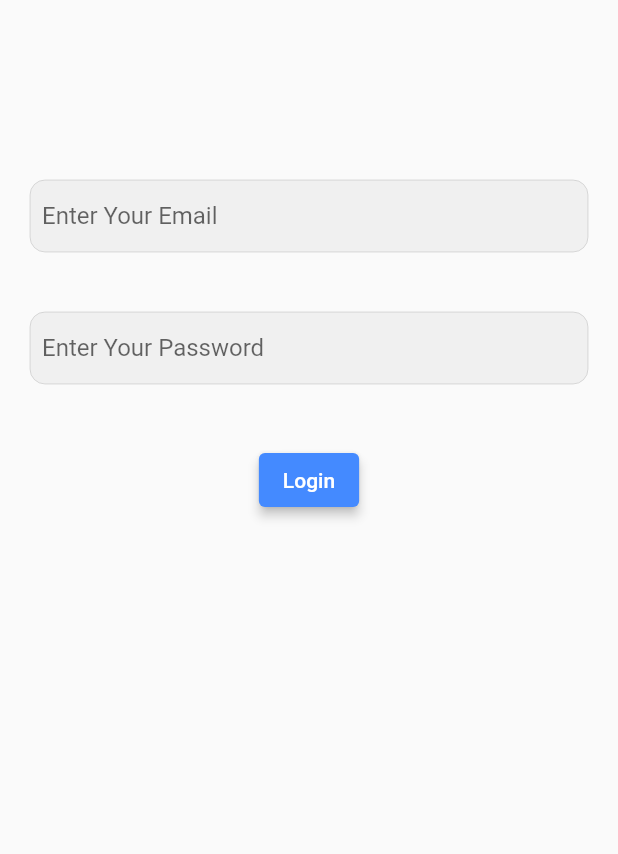
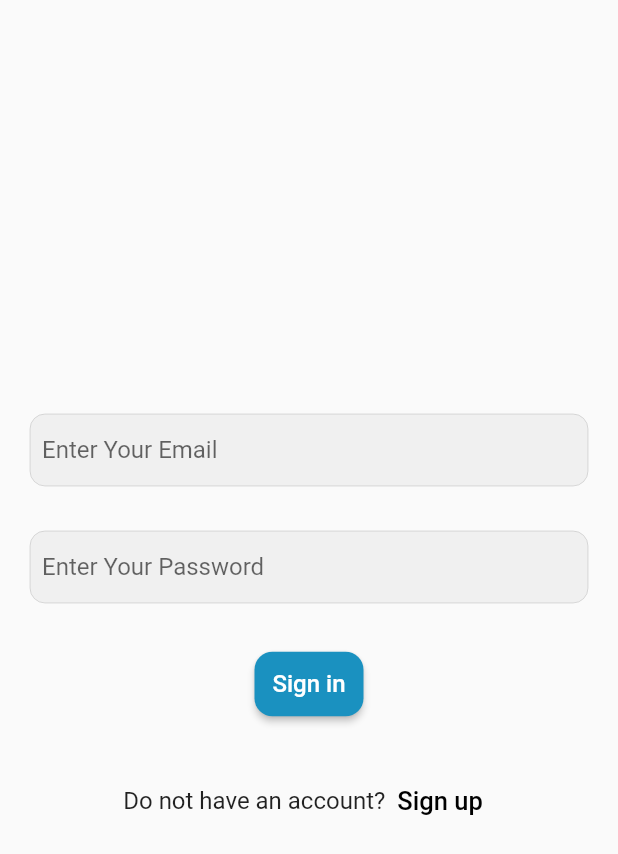
Before and after one commit to muradissa/flower-store-app, a Flutter app: the screen it shows after launch, on a phone screen of 412 x 824 dp. Shown: the top 854 px of the screen. Run offline on Flutter 3.47's test engine with Material 2 defaults, Android fonts, the phone set to English and light mode, and no system bars.

Commit message:
add register page

```diff
--- a/lib/pages/login.dart
+++ b/lib/pages/login.dart
@@ -1,3 +1,4 @@
+import 'package:flower_store_app/shared/colors.dart';
 import 'package:flower_store_app/shared/email_textfield.dart';
 import 'package:flower_store_app/shared/primary_textfield.dart';
 import 'package:flutter/material.dart';
@@ -8,16 +9,19 @@ class Login extends StatelessWidget {
   const Login ({super.key});
   @override
   Widget build(BuildContext context){
-    return Scaffold(
-
+    return SafeArea(
+      child:
+        Scaffold(
+            backgroundColor: Color.fromARGB(255, 250, 250, 250),
             body: Center(
               child: Padding(
                 padding: const EdgeInsets.all(20),
                 child: Column(
+                  mainAxisAlignment: MainAxisAlignment.center,
                   children: [
 
                     const SizedBox(
-                  height: 100,
+                      height: 10,
                     ),
 
                     PrimaryTextField(
@@ -27,7 +31,7 @@ class Login extends StatelessWidget {
                     ),
 
                     const SizedBox(
-                  height: 40,
+                      height: 30,
                     ),
 
                     // textType holderPlace isPassword
@@ -38,23 +42,56 @@ class Login extends StatelessWidget {
                     ),
 
                     const SizedBox(
-                  height: 40,
+                      height: 30,
                     ),
 
+                    // ElevatedButton(
+                    //   child: Text("Login"),
+                    //   style: ElevatedButton.styleFrom(
+                    //     primary: Colors.blueAccent,
+                    //     elevation: 3,
+                    //   ),
+                    //   onPressed: () {},
+                    // ),
                     ElevatedButton(
-                  child: Text("Login"),
-                  style: ElevatedButton.styleFrom(
-                    primary: Colors.blueAccent,
-                    elevation: 3,
+                      onPressed: () {},
+                      child: Text("Sign in",style: TextStyle(fontSize: 16),),
+                      style: ButtonStyle(
+                        backgroundColor: MaterialStateProperty.all(btnBlue),
+                        padding: MaterialStateProperty.all(EdgeInsets.all(12)),
+                        shape: MaterialStateProperty.all(RoundedRectangleBorder(borderRadius: BorderRadius.circular(12)))
+                      )
                     ),
-                  onPressed: () {},
+
+                    const SizedBox(
+                      height: 30,
                     ),
+
+                    Row(
+                      mainAxisAlignment: MainAxisAlignment.center,
+                      children: [
+                        Text("Do not have an account?",style: TextStyle(fontSize: 16),),
+                        TextButton(
+                            onPressed: (){},
+                            child: Text(
+                              'Sign up',
+                              style: TextStyle(
+                                color: Colors.black,
+                                fontSize: 17
+
+                              ),
+                            ),
+                        )
+                      ],
+                    ),
+
                   ],
                 ),
               ),
 
             )
 
+        )
     );
   }
 }
--- /dev/null
+++ b/lib/shared/colors.dart
@@ -0,0 +1,10 @@
+
+
+import 'dart:ui';
+
+const btnPink = Color.fromARGB(255 ,241, 39, 100);
+const btnGreen = Color.fromARGB(255 ,73, 179, 105);
+const appBarGreen = Color.fromARGB(255 ,76, 141, 95);
+
+const btnBlue = Color.fromARGB(255, 26, 145, 192);
+const appBarBlue = Color.fromARGB(255, 16, 120, 161);
--- a/lib/shared/primary_btn.dart
+++ b/lib/shared/primary_btn.dart
@@ -0,0 +1 @@
+import 'package:flutter/material.dart';
```
Also changed, not shown: lib/pages/register.dart (added). Lines whose indentation alone changed are shown as unchanged.
